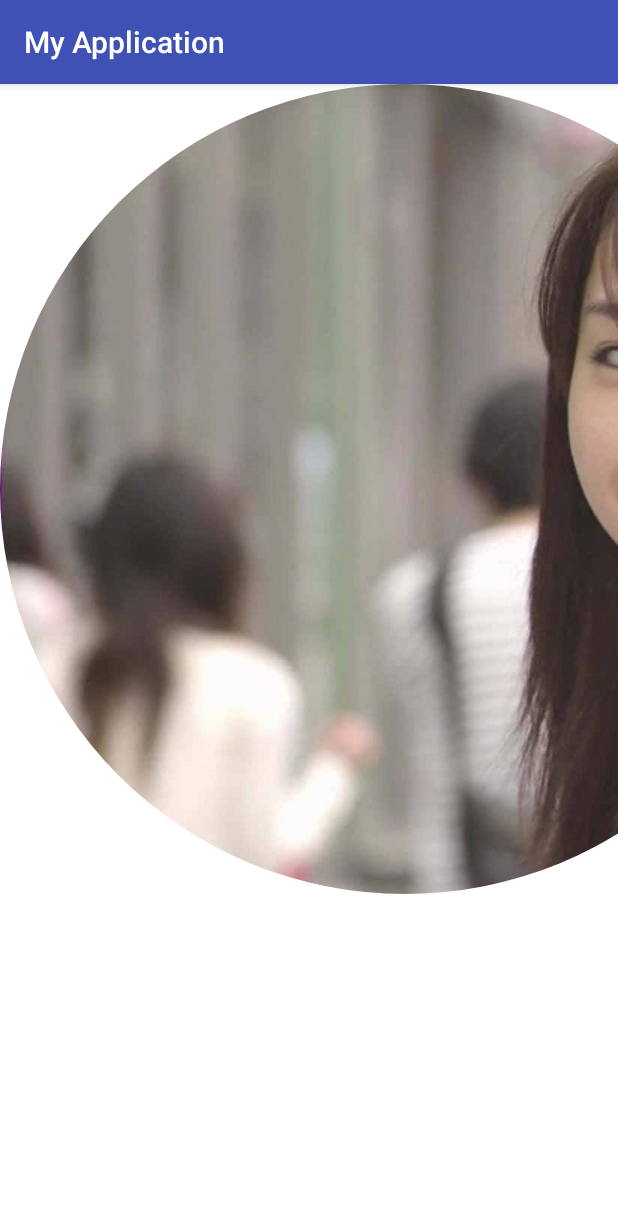
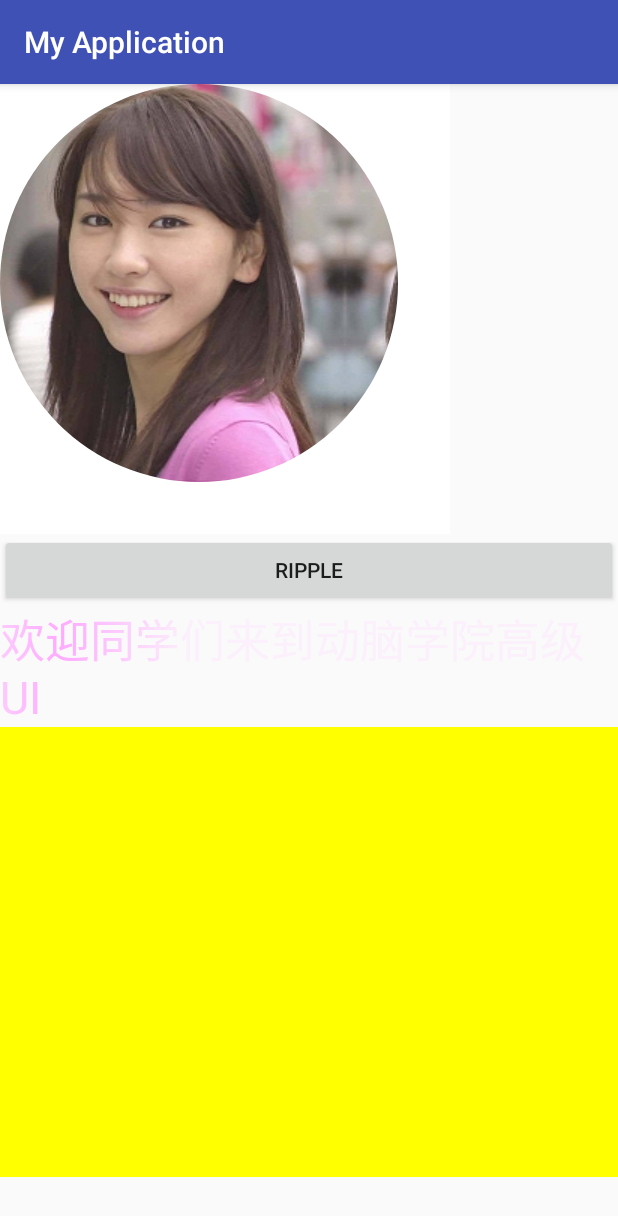
Before and after one commit to BloodBamboo/MyDemoApplication, an Android app: the ShaderViewActivity screen opened directly, with no data from a screen before it, on a phone screen of 412 x 824 dp. Shown: the top 1216 px of the screen. Run offline under Robolectric (Android 15) with nearby library versions, the light colour scheme and no system bars.

Commit message:
练习部分着色器跟xfermode效果

```diff
--- /dev/null
+++ b/app/src/main/java/com/example/admin/myapplication/view/GuaGuaVIew.java
@@ -0,0 +1,100 @@
+package com.example.admin.myapplication.view;
+
+import android.content.Context;
+import android.graphics.Bitmap;
+import android.graphics.Canvas;
+import android.graphics.Color;
+import android.graphics.Paint;
+import android.graphics.Path;
+import android.graphics.PorterDuff;
+import android.graphics.PorterDuffXfermode;
+import android.support.annotation.Nullable;
+import android.util.AttributeSet;
+import android.view.MotionEvent;
+import android.view.View;
+
+/**
+ * Created by yangxin on 2017/5/14.
+ */
+
+public class GuaGuaVIew extends View {
+
+    private float mx, my;
+    private Paint mPaint;
+    private int mBgColor;
+    private int mTextColor;
+    private Bitmap BmpDST,BmpSRC;
+    private Path mPath;
+    private String content = "谢谢参与!";
+
+    public GuaGuaVIew(Context context) {
+        this(context, null);
+    }
+
+    public GuaGuaVIew(Context context, @Nullable AttributeSet attrs) {
+        super(context, attrs);
+        mBgColor = Color.YELLOW;
+        mTextColor = Color.RED;
+        mPaint = new Paint();
+        mPaint.setAntiAlias(true);
+        mPaint.setColor(mTextColor);
+        mPath = new Path();
+    }
+
+    @Override
+    public boolean onTouchEvent(MotionEvent event) {
+        switch (event.getAction()){
+            case MotionEvent.ACTION_DOWN:
+                mx = event.getX();
+                my = event.getY();
+                mPath.moveTo(event.getX(),event.getY());
+                return true;
+            case MotionEvent.ACTION_MOVE:
+                float endX = (mx+event.getX())/2;
+                float endY = (my+event.getY())/2;
+                mPath.quadTo(mx,my,endX,endY);
+                mx = event.getX();
+                my =event.getY();
+                break;
+            case MotionEvent.ACTION_UP:
+                break;
+        }
+        postInvalidate();
+        return super.onTouchEvent(event);
+    }
+
+    @Override
+    protected void onLayout(boolean changed, int left, int top, int right, int bottom) {
+        super.onLayout(changed, left, top, right, bottom);
+
+        BmpSRC = Bitmap.createBitmap(getWidth(), getHeight(), Bitmap.Config.ARGB_8888);
+        BmpSRC.eraseColor(mBgColor);
+        BmpDST = Bitmap.createBitmap(getWidth(), getHeight(), Bitmap.Config.ARGB_8888);
+    }
+
+    @Override
+    protected void onDraw(Canvas canvas) {
+        super.onDraw(canvas);
+        mPaint.setTextSize(60);
+        mPaint.setStyle(Paint.Style.FILL);
+        mPaint.setStrokeWidth(0);
+        float width = mPaint.measureText(content);
+        canvas.drawText(content, (getWidth() - width) / 2 , getHeight() / 2, mPaint);
+
+        mPaint.setStyle(Paint.Style.STROKE);
+        mPaint.setStrokeWidth(50);
+
+        int layerId = canvas.saveLayer(0, 0, getWidth(), getHeight(), null, Canvas.ALL_SAVE_FLAG);
+
+        Canvas c = new Canvas(BmpDST);
+        c.drawPath(mPath, mPaint);
+
+        canvas.drawBitmap(BmpDST,0,0,mPaint);
+
+        mPaint.setXfermode(new PorterDuffXfermode(PorterDuff.Mode.SRC_OUT));
+        canvas.drawBitmap(BmpSRC, 0, 0, mPaint);
+
+        mPaint.setXfermode(null);
+        canvas.restoreToCount(layerId);
+    }
+}
--- /dev/null
+++ b/app/src/main/java/com/example/admin/myapplication/view/LinearGradientTextView.java
@@ -0,0 +1,67 @@
+package com.example.admin.myapplication.view;
+
+import android.content.Context;
+import android.graphics.Canvas;
+import android.graphics.LinearGradient;
+import android.graphics.Matrix;
+import android.graphics.Paint;
+import android.graphics.Shader;
+import android.support.annotation.Nullable;
+import android.util.AttributeSet;
+
+/**
+ * Created by yangxin on 2017/5/14.
+ */
+
+public class LinearGradientTextView extends android.support.v7.widget.AppCompatTextView {
+
+    private Paint mPaint;
+    private LinearGradient mLinearGradient;
+
+    private float mTranslate;
+    private float DELTAX = 20;
+    float width;
+
+
+    public LinearGradientTextView(Context context) {
+        this(context, null);
+    }
+
+    public LinearGradientTextView(Context context, @Nullable AttributeSet attrs) {
+        super(context, attrs);
+    }
+
+    @Override
+    protected void onSizeChanged(int w, int h, int oldw, int oldh) {
+        super.onSizeChanged(w, h, oldw, oldh);
+        mPaint = getPaint();
+
+        String text = getText().toString();
+
+        width = mPaint.measureText(text);
+
+        int widthThree = (int)(width / text.length() * 3);
+
+
+        mLinearGradient = new LinearGradient(widthThree,0,-widthThree,0,new int[]{
+                0x22ffaaff, 0xffffaaff, 0x22ffaaff},null, Shader.TileMode.CLAMP);
+
+        mPaint.setShader(mLinearGradient);
+    }
+
+    @Override
+    protected void onDraw(Canvas canvas) {
+        super.onDraw(canvas);
+
+        mTranslate += DELTAX;
+        if (mTranslate > width || mTranslate < 0) {
+            DELTAX = - DELTAX;
+        }
+
+        Matrix matrix = new Matrix();
+        matrix.setTranslate(mTranslate, 0);
+
+        mLinearGradient.setLocalMatrix(matrix);
+        postInvalidateDelayed(50);
+    }
+}
--- /dev/null
+++ b/app/src/main/java/com/example/admin/myapplication/view/RippleButton.java
@@ -0,0 +1,93 @@
+package com.example.admin.myapplication.view;
+
+import android.animation.Animator;
+import android.animation.AnimatorListenerAdapter;
+import android.animation.ObjectAnimator;
+import android.content.Context;
+import android.graphics.Canvas;
+import android.graphics.Color;
+import android.graphics.Paint;
+import android.graphics.RadialGradient;
+import android.graphics.Shader;
+import android.util.AttributeSet;
+import android.view.MotionEvent;
+
+/**
+ * Created by yangxin on 2017/5/14.
+ */
+
+public class RippleButton extends android.support.v7.widget.AppCompatButton {
+
+    private float mx, my;
+    private int defult_radius = 50;
+    private ObjectAnimator mAnimator;
+    private int center_color;
+    private int edge_color;
+    private int mCurRaduis;
+    private Paint mPaint;
+    private RadialGradient mRadialGradient;
+
+    public RippleButton(Context context) {
+        this(context, null);
+    }
+
+    public RippleButton(Context context, AttributeSet attrs) {
+        super(context, attrs);
+        init();
+    }
+
+    private void init() {
+        center_color = Color.parseColor("#00FFFFFF");
+        edge_color= Color.BLUE;
+        mPaint = new Paint();
+        setLayerType(LAYER_TYPE_SOFTWARE, null);
+    }
+
+    @Override
+    public boolean onTouchEvent(MotionEvent event) {
+        if (mx != event.getX() || my != event.getY()) {
+            mx = event.getX();
+            my = event.getY();
+            setRadius(defult_radius);
+        }
+        switch (event.getAction()) {
+            case MotionEvent.ACTION_DOWN:
+                return true;
+            case MotionEvent.ACTION_UP:
+                if (mAnimator != null && mAnimator.isRunning()) {
+                    mAnimator.cancel();
+                }
+                if (mAnimator == null) {
+                    mAnimator = ObjectAnimator.ofInt(this, "radius", defult_radius, getWidth());
+                }
+
+                mAnimator.addListener(new AnimatorListenerAdapter() {
+                    @Override
+                    public void onAnimationEnd(Animator animation) {
+                        super.onAnimationEnd(animation);
+                        setRadius(0);
+                    }
+                });
+
+                mAnimator.start();
+        }
+
+        return super.onTouchEvent(event);
+    }
+
+    public void setRadius(int raduis) {
+        mCurRaduis = raduis;
+        if (mCurRaduis > 0) {
+            mRadialGradient = new RadialGradient(mx, my, mCurRaduis, center_color, edge_color, Shader.TileMode.CLAMP);
+            mPaint.setShader(mRadialGradient);
+        }
+        postInvalidate();
+    }
+
+    @Override
+    protected void onDraw(Canvas canvas) {
+        super.onDraw(canvas);
+
+        canvas.drawCircle(mx, my, mCurRaduis, mPaint);
+    }
+}
--- a/app/src/main/java/com/example/admin/myapplication/view/ShaderView.java
+++ b/app/src/main/java/com/example/admin/myapplication/view/ShaderView.java
@@ -37,7 +37,7 @@ public class ShaderView extends View {
         super(context, attrs);
         mPaint = new Paint();
 
-        mBitmap = ((BitmapDrawable)context.getDrawable(R.drawable.xyjy)).getBitmap();
+        mBitmap = ((BitmapDrawable)context.getDrawable(R.drawable.xyjy2)).getBitmap();
 
         mWidth = mBitmap.getWidth();
         mHeight = mBitmap.getHeight();
--- a/app/src/main/res/layout/activity_shader_view.xml
+++ b/app/src/main/res/layout/activity_shader_view.xml
@@ -3,6 +3,19 @@
     android:orientation="vertical" android:layout_width="match_parent"
     android:layout_height="match_parent">
     <com.example.admin.myapplication.view.ShaderView
+        android:layout_width="300dp"
+        android:layout_height="300dp" />
+    <com.example.admin.myapplication.view.RippleButton
         android:layout_width="match_parent"
-        android:layout_height="match_parent" />
+        android:layout_height="wrap_content"
+        android:text="ripple"/>
+    <com.example.admin.myapplication.view.LinearGradientTextView
+        android:layout_width="match_parent"
+        android:layout_height="wrap_content"
+        android:textSize="30sp"
+        android:textColor="#666666"
+        android:text="欢迎同学们来到动脑学院高级UI"/>
+    <com.example.admin.myapplication.view.GuaGuaVIew
+        android:layout_width="match_parent"
+        android:layout_height="300dp" />
 </LinearLayout>
--- a/app/src/main/res/layout/mainlayout.xml
+++ b/app/src/main/res/layout/mainlayout.xml
@@ -58,7 +58,7 @@
             android:id="@+id/button_view_Shader_demo"
             android:layout_width="match_parent"
             android:layout_height="wrap_content"
-            android:text="画笔着色器例子" />
+            android:text="画笔着色器例子和xfermode" />
 
     </LinearLayout>
 
```
